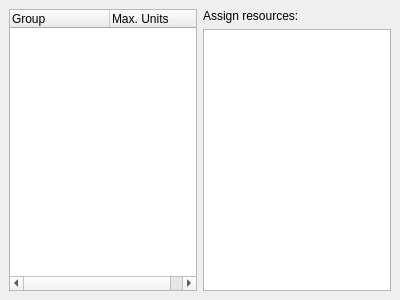
First picture: the form in kplato/libs/ui/kpttaskresourcespanelbase.ui, repository KDE/calligra, before the edit.
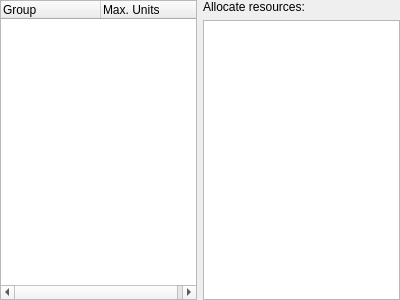
Second picture: the form after the edit.

Commit message: Task resourespanel shouldn't be editable. (But it's a good idea to make it so)

The edit to the form file:
```diff
--- a/kplato/libs/ui/kpttaskresourcespanelbase.ui
+++ b/kplato/libs/ui/kpttaskresourcespanelbase.ui
@@ -14,12 +14,21 @@
    <string>TaskResourcesPanelBase</string>
   </property>
   <layout class="QHBoxLayout" >
-   <property name="margin" >
-    <number>9</number>
-   </property>
    <property name="spacing" >
     <number>6</number>
    </property>
+   <property name="leftMargin" >
+    <number>0</number>
+   </property>
+   <property name="topMargin" >
+    <number>0</number>
+   </property>
+   <property name="rightMargin" >
+    <number>0</number>
+   </property>
+   <property name="bottomMargin" >
+    <number>0</number>
+   </property>
    <item>
     <widget class="QTreeWidget" name="groupList" >
      <column>
@@ -45,7 +54,7 @@
      <item>
       <widget class="QLabel" name="textLabel2" >
        <property name="text" >
-        <string>Assign resources:</string>
+        <string>Allocate resources:</string>
        </property>
        <property name="wordWrap" >
         <bool>false</bool>
```
Left out of the diff: 15 changed lines with no effect on the pictures. The commit also changes 1 other file.
